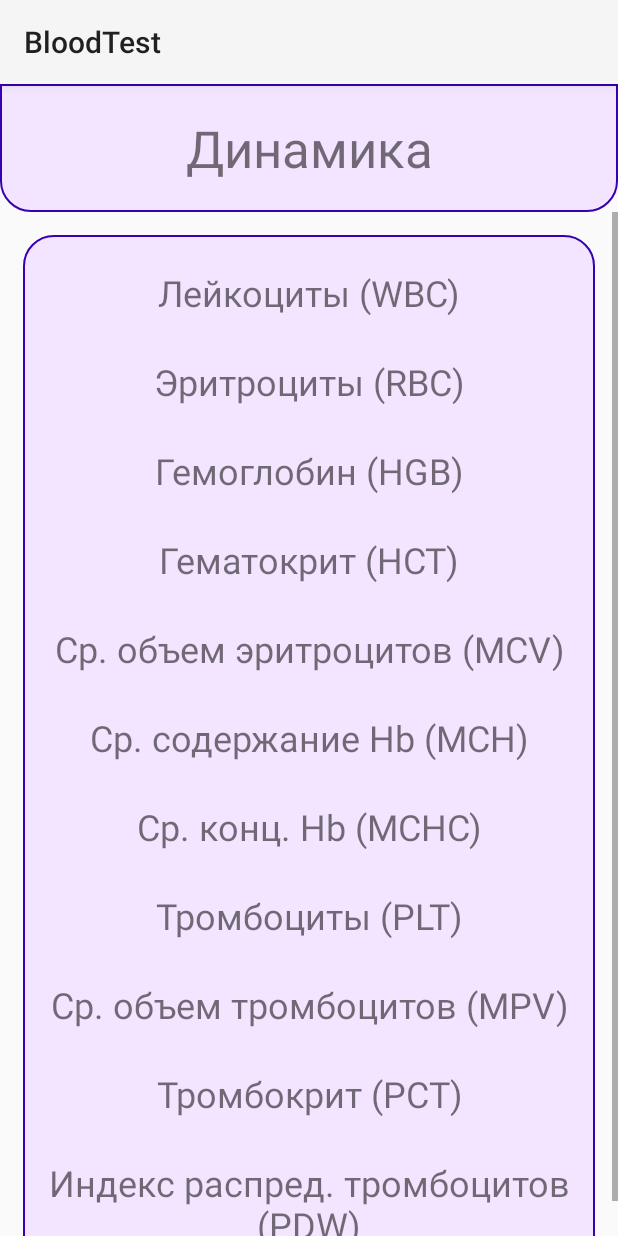
After one commit to RealHotPepe/diplom, an Android app: the DynamicsActivity screen opened directly, with no data from a screen before it, on a phone screen of 412 x 824 dp. The commit adds this screen. Run offline under Robolectric (Android 15) with nearby library versions, the phone set to English and light mode, and no system bars; our stand-ins replace Room's generated code.

Commit message:
<dev> add DynamicsActivity with new implementation graphics

```diff
--- a/app/build.gradle.kts
+++ b/app/build.gradle.kts
@@ -39,8 +39,8 @@ dependencies {
     implementation("androidx.appcompat:appcompat:1.7.0")
     implementation("com.google.android.material:material:1.12.0")
     implementation("androidx.constraintlayout:constraintlayout:2.2.1")
-    implementation("androidx.navigation:navigation-fragment:2.6.0")
-    implementation("androidx.navigation:navigation-ui:2.6.0")
+    implementation("androidx.navigation:navigation-fragment:2.9.0")
+    implementation("androidx.navigation:navigation-ui:2.9.0")
     testImplementation("junit:junit:4.13.2")
     androidTestImplementation("androidx.test.ext:junit:1.2.1")
     androidTestImplementation("androidx.test.espresso:espresso-core:3.6.1")
@@ -48,5 +48,6 @@ dependencies {
     // Room components
     implementation("androidx.room:room-runtime:2.7.1")
     annotationProcessor("androidx.room:room-compiler:2.7.1")
+    implementation ("com.github.PhilJay:MPAndroidChart:v3.1.0")
 
 }
--- a/app/src/main/AndroidManifest.xml
+++ b/app/src/main/AndroidManifest.xml
@@ -12,6 +12,12 @@
         android:supportsRtl="true"
         android:theme="@style/Theme.Diplom"
         tools:targetApi="31">
+        <activity
+            android:name=".ChartActivity"
+            android:exported="false" />
+        <activity
+            android:name=".DynamicsActivity"
+            android:exported="false" />
         <activity
             android:name=".AnalysingActivity"
             android:exported="false" />
--- /dev/null
+++ b/app/src/main/java/com/example/diplom/DynamicsActivity.java
@@ -0,0 +1,92 @@
+package com.example.diplom;
+
+import android.annotation.SuppressLint;
+import android.content.Intent;
+import android.graphics.Typeface;
+import android.os.Bundle;
+import android.view.Gravity;
+import android.view.View;
+import android.widget.LinearLayout;
+import android.widget.TableRow;
+import android.widget.TextView;
+
+import androidx.appcompat.app.AppCompatActivity;
+import androidx.core.content.ContextCompat;
+
+import java.util.Locale;
+
+public class DynamicsActivity extends AppCompatActivity {
+
+    private LinearLayout container;
+    private AppDatabase db;
+    private String userGender;
+
+    @Override
+    protected void onCreate(Bundle savedInstanceState) {
+        super.onCreate(savedInstanceState);
+        setContentView(R.layout.activity_dynamics);
+
+        container = findViewById(R.id.dynamicsContainer);
+        db = AppDatabase.getInstance(this);
+
+        loadUserGender();
+    }
+
+    private void loadUserGender() {
+        new Thread(() -> {
+            UserSettings settings = db.userSettingsDao().getCurrentSettings();
+            userGender = settings != null ? settings.gender : "male";
+            runOnUiThread(this::displayAllReferenceValues);
+        }).start();
+    }
+
+    private void displayAllReferenceValues() {
+        container.removeAllViews();
+
+        // Общий анализ крови
+        addReferenceItem("Лейкоциты (WBC)", "leik");
+        addReferenceItem("Эритроциты (RBC)", "erit");
+        addReferenceItem("Гемоглобин (HGB)", "gemo");
+        addReferenceItem("Гематокрит (HCT)", "gemat");
+        addReferenceItem("Ср. объем эритроцитов (MCV)", "SOE");
+        addReferenceItem("Ср. содержание Hb (MCH)", "SSH");
+        addReferenceItem("Ср. конц. Hb (MCHC)", "SKH");
+        addReferenceItem("Тромбоциты (PLT)", "trombocit");
+        addReferenceItem("Ср. объем тромбоцитов (MPV)", "SOT");
+        addReferenceItem("Тромбокрит (PCT)", "trombokrit");
+        addReferenceItem("Индекс распред. тромбоцитов (PDW)", "IRT");
+    }
+
+    private void addReferenceItem(String name, String dbFieldName) {
+        TableRow row = new TableRow(this);
+        row.setLayoutParams(new TableRow.LayoutParams(
+                TableRow.LayoutParams.MATCH_PARENT,
+                TableRow.LayoutParams.WRAP_CONTENT));
+        row.setPadding(10, 20, 10, 10);
+
+        TextView nameView = new TextView(this);
+        nameView.setLayoutParams(new TableRow.LayoutParams(
+                0, TableRow.LayoutParams.WRAP_CONTENT, 1f));
+        nameView.setText(name);
+        nameView.setTextSize(24);
+        nameView.setTextAlignment(View.TEXT_ALIGNMENT_CENTER);
+        nameView.setPadding(5, 5, 5, 5);
+        nameView.setBackgroundResource(R.drawable.rounded_clickable_item);
+
+        // Устанавливаем обработчик нажатия
+        nameView.setOnClickListener(v -> {
+            Intent intent = new Intent(DynamicsActivity.this, ChartActivity.class);
+            intent.putExtra("FIELD_NAME", dbFieldName);
+            intent.putExtra("FIELD_TITLE", name);
+            startActivity(intent);
+        });
+
+        row.addView(nameView);
+        container.addView(row);
+    }
+
+    public void goBack(View view) {
+        startActivity(new Intent(this, MainActivity.class));
+        finish();
+    }
+}
--- a/app/src/main/java/com/example/diplom/InformationDAO.java
+++ b/app/src/main/java/com/example/diplom/InformationDAO.java
@@ -26,4 +26,7 @@ public interface InformationDAO {
     @Delete
     void delete (Information information);
 
+    @Query("SELECT * FROM blood_analysis ORDER BY date ASC")
+    List<Information> getAllAnalysesSortedByDate();
+
 }
--- a/app/src/main/java/com/example/diplom/MainActivity.java
+++ b/app/src/main/java/com/example/diplom/MainActivity.java
@@ -17,11 +17,13 @@ public class MainActivity extends AppCompatActivity {
         Button testing = findViewById(R.id.testing);
         Button settings = findViewById(R.id.settings);
         Button history = findViewById(R.id.history);
+        Button dynamics = findViewById(R.id.dynamics);
 
         about.setOnClickListener(v -> goAbout());
         testing.setOnClickListener(v -> goTesting());
         settings.setOnClickListener(v -> goSettings());
         history.setOnClickListener(v -> goHistory());
+        dynamics.setOnClickListener(v -> goDynamics());
 
     }
 
@@ -37,4 +39,7 @@ public class MainActivity extends AppCompatActivity {
     private void goHistory (){
         startActivity(new Intent(this, HistoryActivity.class));
     }
+    private void goDynamics (){
+        startActivity(new Intent(this, DynamicsActivity.class));
+    }
 }
--- /dev/null
+++ b/app/src/main/res/layout/activity_dynamics.xml
@@ -0,0 +1,42 @@
+<?xml version="1.0" encoding="utf-8"?>
+<androidx.constraintlayout.widget.ConstraintLayout xmlns:android="http://schemas.android.com/apk/res/android"
+    xmlns:app="http://schemas.android.com/apk/res-auto"
+    xmlns:tools="http://schemas.android.com/tools"
+    android:layout_width="match_parent"
+    android:layout_height="match_parent"
+    tools:context=".DynamicsActivity">
+
+    <LinearLayout
+        android:layout_width="match_parent"
+        android:layout_height="match_parent"
+        android:orientation="vertical">
+
+        <TextView
+            android:id="@+id/textView"
+            android:layout_width="match_parent"
+            android:layout_height="wrap_content"
+            android:text="@string/dynamics"
+            android:textAlignment="center"
+            android:background="@drawable/rounded_head"
+            android:padding="20dp"
+            android:textSize="34sp" />
+
+        <ScrollView
+            android:layout_width="match_parent"
+            android:layout_height="0dp"
+            android:layout_weight="1"
+            android:fillViewport="true">
+
+            <LinearLayout
+                android:id="@+id/dynamicsContainer"
+                android:layout_width="match_parent"
+                android:layout_height="wrap_content"
+                android:layout_margin="15dp"
+                android:padding="5dp"
+                android:background="@drawable/rounded_body"
+                android:orientation="vertical">
+
+            </LinearLayout>
+        </ScrollView>
+    </LinearLayout>
+</androidx.constraintlayout.widget.ConstraintLayout>
--- a/app/src/main/res/values/colors.xml
+++ b/app/src/main/res/values/colors.xml
@@ -5,4 +5,7 @@
     <color name="EE">#6200EE</color>
     <color name="FF">#F3E5FF</color>
     <color name="FFE">#fae5ff</color>
+    <color name="primary_text">#212121</color>
+    <color name="divider">#E0E0E0</color>
+    <color name="section_background">#F5F5F5</color>
 </resources>
--- a/app/src/main/res/values/strings.xml
+++ b/app/src/main/res/values/strings.xml
@@ -35,5 +35,6 @@
     <string name="nameFromDb">Показатель</string>
     <string name="userResult">Ваш результат</string>
     <string name="goldCenter">Норма</string>
+    <string name="dynamics">Динамика</string>
 
 </resources>
--- a/settings.gradle.kts
+++ b/settings.gradle.kts
@@ -10,6 +10,7 @@ dependencyResolutionManagement {
     repositories {
         google()
         mavenCentral()
+        maven { url = uri("https://jitpack.io") }
     }
 }
 
```
Also changed, not shown: app/src/main/java/com/example/diplom/ChartActivity.java (added, +144 -0 lines), app/src/main/res/layout/activity_chart.xml (added, +24 -0 lines), app/src/main/res/layout/activity_main.xml (+10 -0 lines).
